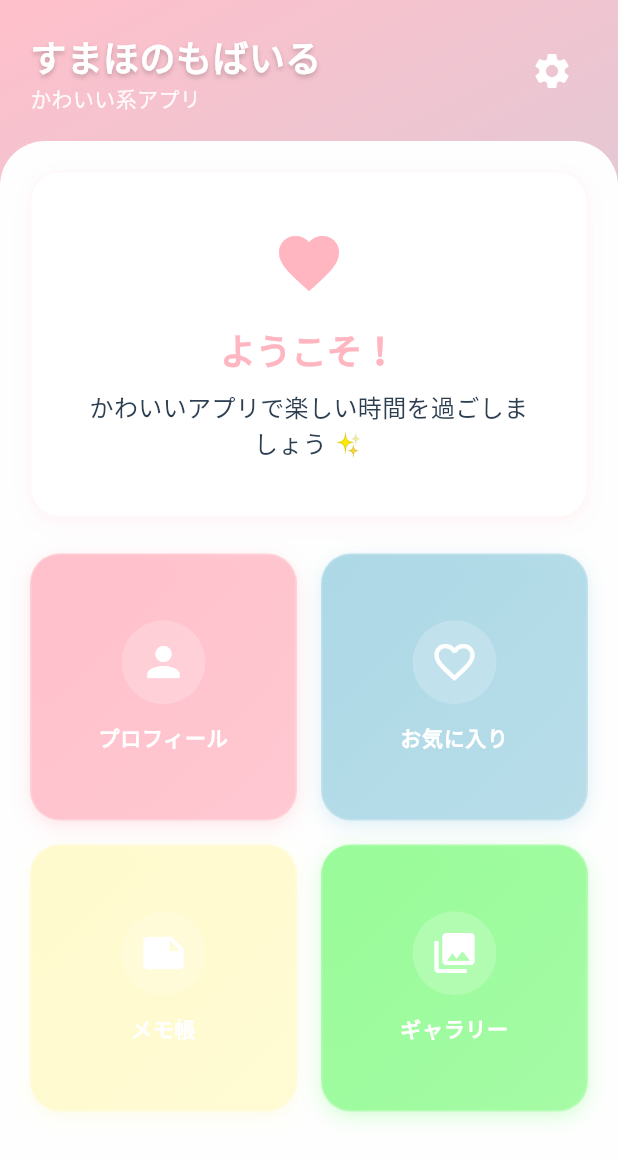
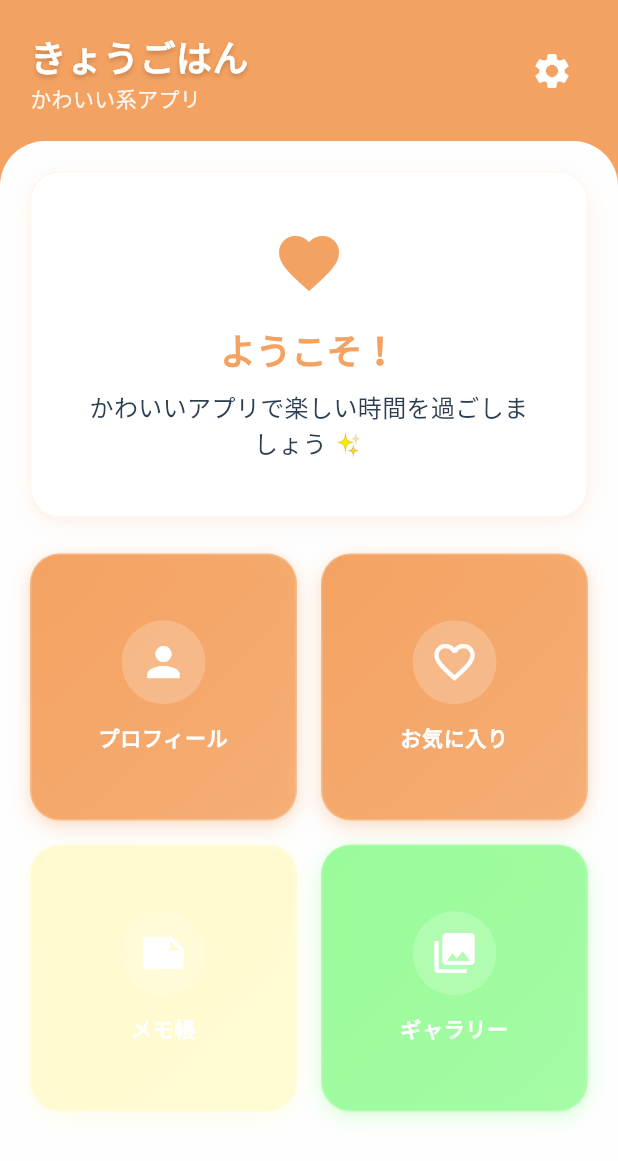
Before and after one commit to sorashidoch/app, a Flutter app: the screen it shows after launch, on a phone screen of 412 x 824 dp. Shown: the top 1161 px of the screen. Run offline on Flutter 3.47's test engine with Material 3 defaults, Android fonts, the phone set to English and light mode, and no system bars; our stand-ins replace go_router.

Commit message:
ホーム画面のデザインとレイアウトを更新（colors.dart, home_screen.dart）

```diff
--- a/lib/app/theme/colors.dart
+++ b/lib/app/theme/colors.dart
@@ -1,18 +1,18 @@
 import 'package:flutter/material.dart';
 
 class AppColors {
-  // メインカラー
-  static const Color primary = Color(0xFFFFB6C1);    // ライトピンク
-  static const Color secondary = Color(0xFF87CEEB);  // スカイブルー
+  // メインカラー（くすみオレンジ）
+  static const Color primary = Color(0xFFF4A261);    // くすみオレンジ
+  static const Color secondary = Color(0xFFF4A261);  // くすみオレンジ
   static const Color accent = Color(0xFFFFD700);     // ゴールド
 
   // パステルカラー
-  static const Color pastelPink = Color(0xFFFFC0CB);
-  static const Color pastelBlue = Color(0xFFADD8E6);
+  static const Color pastelPink = Color(0xFFF4A261);    // くすみオレンジ
+  static const Color pastelBlue = Color(0xFFF4A261);    // くすみオレンジ
   static const Color pastelYellow = Color(0xFFFFFACD);
   static const Color pastelGreen = Color(0xFF98FB98);
   static const Color pastelPurple = Color(0xFFE6E6FA);
-  static const Color pastelOrange = Color(0xFFFFB347);
+  static const Color pastelOrange = Color(0xFFF4A261);  // くすみオレンジ
   static const Color pastelMint = Color(0xFF98FF98);
   static const Color pastelLavender = Color(0xFFE6E6FA);
 
@@ -28,11 +28,11 @@ class AppColors {
   static const Color success = Color(0xFF4CAF50);    // 成功（緑）
   static const Color error = Color(0xFFF44336);      // エラー（赤）
   static const Color warning = Color(0xFFFF9800);    // 警告（オレンジ）
-  static const Color info = Color(0xFF2196F3);       // 情報（青）
+  static const Color info = Color(0xFFF4A261);       // くすみオレンジ
 
   // グラデーション
   static const LinearGradient primaryGradient = LinearGradient(
-    colors: [pastelPink, pastelBlue],
+    colors: [pastelPink, pastelBlue], // どちらもくすみオレンジ
     begin: Alignment.topLeft,
     end: Alignment.bottomRight,
   );
--- a/lib/features/home/screens/home_screen.dart
+++ b/lib/features/home/screens/home_screen.dart
@@ -29,7 +29,7 @@ class HomeScreen extends StatelessWidget {
                       crossAxisAlignment: CrossAxisAlignment.start,
                       children: [
                         Text(
-                          'すまほのもばいる',
+                          'きょうごはん',
                           style: AppTextStyles.kawaiiLarge.copyWith(
                             color: Colors.white,
                             shadows: [
```
